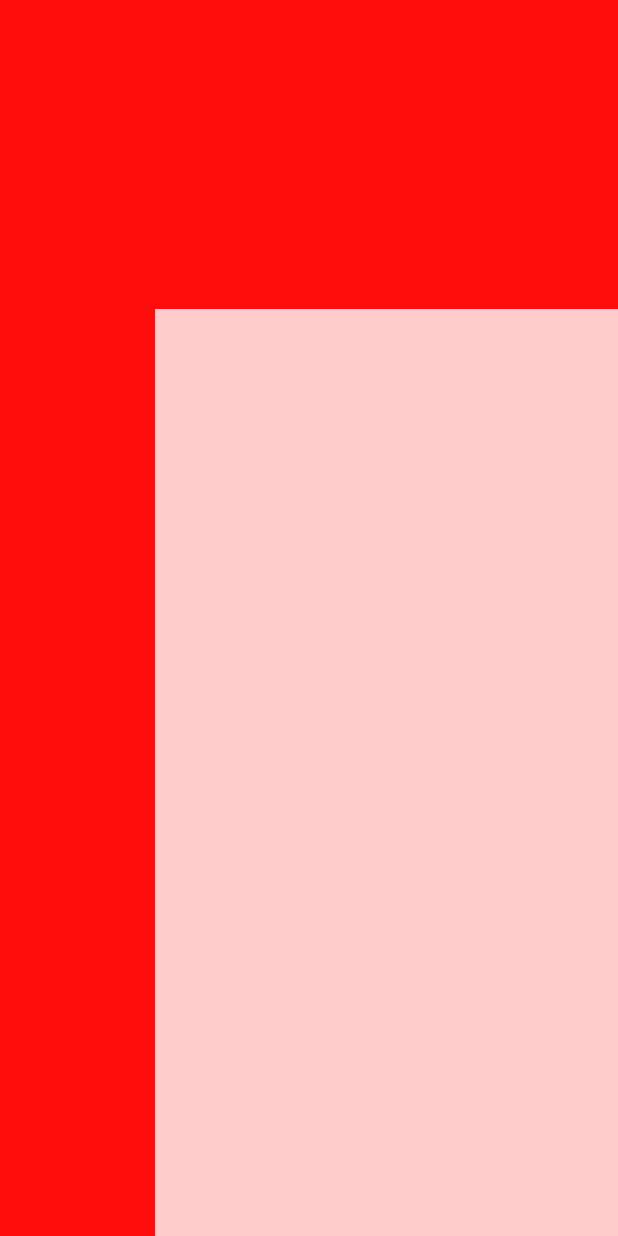
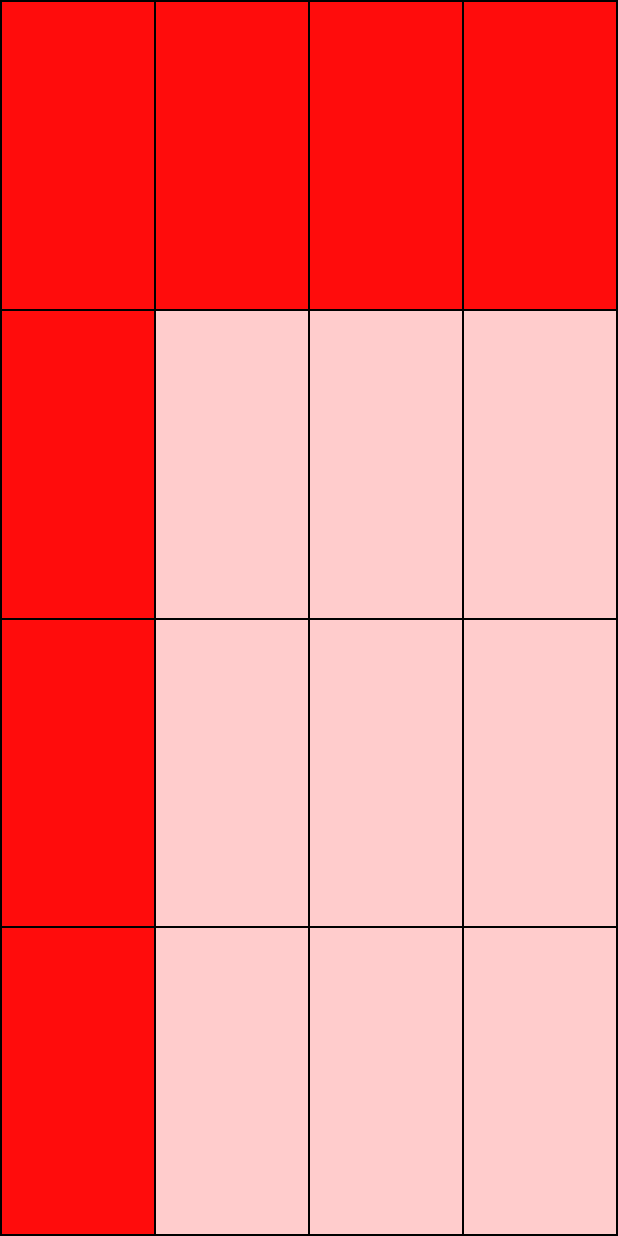
Before and after one commit to StanislavBardash/ColorTiles, an Android app: the screen it shows after launch (MainActivity), after a tap on an icon or button, on a phone screen of 412 x 824 dp. Run offline under Robolectric (Android 15) with nearby library versions, the phone set to English and light mode, and no system bars.

Commit message:
added lines

```diff
--- /dev/null
+++ b/app/src/main/res/drawable/divider.xml
@@ -0,0 +1,5 @@
+<?xml version="1.0" encoding="utf-8"?>
+<shape xmlns:android="http://schemas.android.com/apk/res/android">
+    <solid android:color="#000000"/> <!-- Change the color as needed -->
+    <size android:height="1dp"/> <!-- Change the thickness as needed -->
+</shape>
--- a/app/src/main/res/layout/activity_main.xml
+++ b/app/src/main/res/layout/activity_main.xml
@@ -6,11 +6,20 @@
     android:layout_height="match_parent"
     android:orientation="vertical"
     tools:context=".MainActivity">
+    <View
+        android:layout_width="match_parent"
+        android:layout_height="1dp"
+        android:background="@drawable/divider"/>
     <LinearLayout
         android:layout_weight="1"
         android:layout_width="match_parent"
         android:layout_height="wrap_content"
         android:orientation="horizontal">
+
+        <View
+            android:layout_width="1dp"
+            android:layout_height="match_parent"
+            android:background="@drawable/divider"/>
         <View
             android:id="@+id/t00"
             android:tag="00"
@@ -20,6 +29,10 @@
             android:layout_width="wrap_content"
             android:layout_height="wrap_content"/>
         <View
+            android:layout_width="1dp"
+            android:layout_height="match_parent"
+            android:background="@drawable/divider"/>
+        <View
             android:id="@+id/t01"
             android:layout_weight="1"
             android:background="@color/bright"
@@ -27,24 +40,43 @@
             android:layout_width="wrap_content"
             android:layout_height="wrap_content"/>
         <View
+            android:layout_width="1dp"
+            android:layout_height="match_parent"
+            android:background="@drawable/divider"/>
+        <View
             android:id="@+id/t02"
             android:layout_weight="1" android:background="@color/bright"
             android:onClick="onClick"
             android:layout_width="wrap_content"
             android:layout_height="wrap_content"/>
         <View
+            android:layout_width="1dp"
+            android:layout_height="match_parent"
+            android:background="@drawable/divider"/>
+        <View
             android:id="@+id/t03"
             android:layout_weight="1" android:background="@color/bright"
             android:onClick="onClick"
             android:layout_width="wrap_content"
             android:layout_height="wrap_content"/>
+        <View
+            android:layout_width="1dp"
+            android:layout_height="match_parent"
+            android:background="@drawable/divider"/>
     </LinearLayout>
-
+    <View
+        android:layout_width="match_parent"
+        android:layout_height="1dp"
+        android:background="@drawable/divider"/>
     <LinearLayout
         android:layout_weight="1" android:background="@color/bright"
         android:layout_width="match_parent"
         android:layout_height="wrap_content"
         android:orientation="horizontal">
+        <View
+            android:layout_width="1dp"
+            android:layout_height="match_parent"
+            android:background="@drawable/divider"/>
         <View
             android:id="@+id/t10"
             android:layout_weight="1" android:background="@color/bright"
@@ -52,11 +84,19 @@
             android:layout_width="wrap_content"
             android:layout_height="wrap_content"/>
         <View
+            android:layout_width="1dp"
+            android:layout_height="match_parent"
+            android:background="@drawable/divider"/>
+        <View
             android:id="@+id/t11"
             android:layout_weight="1" android:background="@color/bright"
             android:onClick="onClick"
             android:layout_width="wrap_content"
             android:layout_height="wrap_content"/>
+        <View
+            android:layout_width="1dp"
+            android:layout_height="match_parent"
+            android:background="@drawable/divider"/>
         <View
             android:id="@+id/t12"
             android:layout_weight="1" android:background="@color/bright"
@@ -64,18 +104,33 @@
             android:layout_width="wrap_content"
             android:layout_height="wrap_content"/>
         <View
+            android:layout_width="1dp"
+            android:layout_height="match_parent"
+            android:background="@drawable/divider"/>
+        <View
             android:id="@+id/t13"
             android:layout_weight="1" android:background="@color/bright"
             android:onClick="onClick"
             android:layout_width="wrap_content"
             android:layout_height="wrap_content"/>
+        <View
+            android:layout_width="1dp"
+            android:layout_height="match_parent"
+            android:background="@drawable/divider"/>
     </LinearLayout>
-
+    <View
+        android:layout_width="match_parent"
+        android:layout_height="1dp"
+        android:background="@drawable/divider"/>
     <LinearLayout
         android:layout_weight="1" android:background="@color/bright"
         android:layout_width="match_parent"
         android:layout_height="wrap_content"
         android:orientation="horizontal">
+        <View
+            android:layout_width="1dp"
+            android:layout_height="match_parent"
+            android:background="@drawable/divider"/>
         <View
             android:id="@+id/t20"
             android:layout_weight="1" android:background="@color/bright"
@@ -83,11 +138,19 @@
             android:layout_width="wrap_content"
             android:layout_height="wrap_content"/>
         <View
+            android:layout_width="1dp"
+            android:layout_height="match_parent"
+            android:background="@drawable/divider"/>
+        <View
             android:id="@+id/t21"
             android:layout_weight="1" android:background="@color/bright"
             android:onClick="onClick"
             android:layout_width="wrap_content"
             android:layout_height="wrap_content"/>
+        <View
+            android:layout_width="1dp"
+            android:layout_height="match_parent"
+            android:background="@drawable/divider"/>
         <View
             android:id="@+id/t22"
             android:layout_weight="1" android:background="@color/bright"
@@ -95,17 +158,33 @@
             android:layout_width="wrap_content"
             android:layout_height="wrap_content"/>
         <View
+            android:layout_width="1dp"
+            android:layout_height="match_parent"
+            android:background="@drawable/divider"/>
+        <View
             android:id="@+id/t23"
             android:layout_weight="1" android:background="@color/bright"
             android:onClick="onClick"
             android:layout_width="wrap_content"
             android:layout_height="wrap_content"/>
+        <View
+            android:layout_width="1dp"
+            android:layout_height="match_parent"
+            android:background="@drawable/divider"/>
     </LinearLayout>
+    <View
+        android:layout_width="match_parent"
+        android:layout_height="1dp"
+        android:background="@drawable/divider"/>
     <LinearLayout
         android:layout_weight="1" android:background="@color/bright"
         android:layout_width="match_parent"
         android:layout_height="wrap_content"
         android:orientation="horizontal">
+        <View
+            android:layout_width="1dp"
+            android:layout_height="match_parent"
+            android:background="@drawable/divider"/>
         <View
             android:id="@+id/t30"
             android:layout_weight="1" android:background="@color/bright"
@@ -113,11 +192,19 @@
             android:layout_width="wrap_content"
             android:layout_height="wrap_content"/>
         <View
+            android:layout_width="1dp"
+            android:layout_height="match_parent"
+            android:background="@drawable/divider"/>
+        <View
             android:id="@+id/t31"
             android:layout_weight="1" android:background="@color/bright"
             android:onClick="onClick"
             android:layout_width="wrap_content"
             android:layout_height="wrap_content"/>
+        <View
+            android:layout_width="1dp"
+            android:layout_height="match_parent"
+            android:background="@drawable/divider"/>
         <View
             android:id="@+id/t32"
             android:layout_weight="1" android:background="@color/bright"
@@ -125,10 +212,22 @@
             android:layout_width="wrap_content"
             android:layout_height="wrap_content"/>
         <View
+            android:layout_width="1dp"
+            android:layout_height="match_parent"
+            android:background="@drawable/divider"/>
+        <View
             android:id="@+id/t33"
             android:layout_weight="1" android:background="@color/bright"
             android:onClick="onClick"
             android:layout_width="wrap_content"
             android:layout_height="wrap_content"/>
+        <View
+            android:layout_width="1dp"
+            android:layout_height="match_parent"
+            android:background="@drawable/divider"/>
     </LinearLayout>
+    <View
+        android:layout_width="match_parent"
+        android:layout_height="1dp"
+        android:background="@drawable/divider"/>
 </LinearLayout>
```
